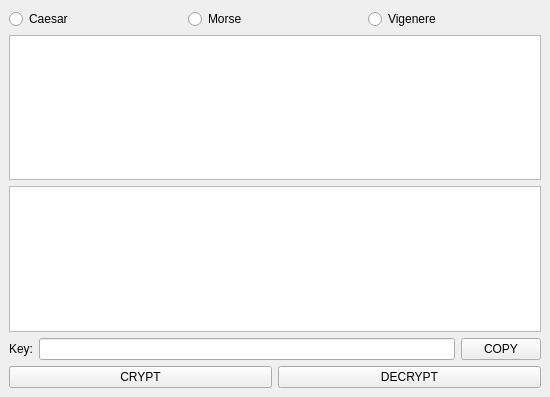
JMax45/JMax-Encryption-Tools, file design/design.ui: the form before one commit.
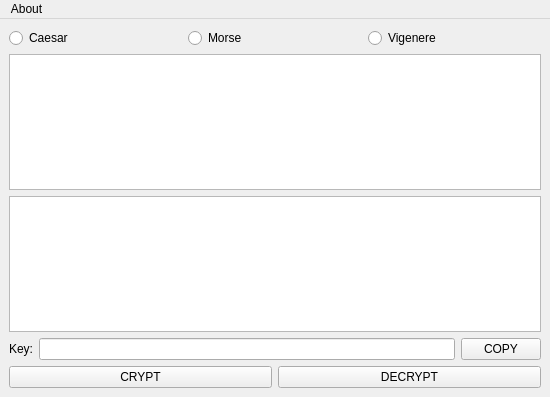
The form after the commit.

Commit message: New about JET popup.

Patch:
```diff
--- a/design/design.ui
+++ b/design/design.ui
@@ -99,6 +99,13 @@
      <height>25</height>
     </rect>
    </property>
+   <widget class="QMenu" name="menuAbout">
+    <property name="title">
+     <string>About</string>
+    </property>
+    <addaction name="actionAbout_JET"/>
+   </widget>
+   <addaction name="menuAbout"/>
   </widget>
  </widget>
  <resources/>
```
Left out of the diff: 5 changed lines with no effect on the pictures. The commit also changes 4 other files.
